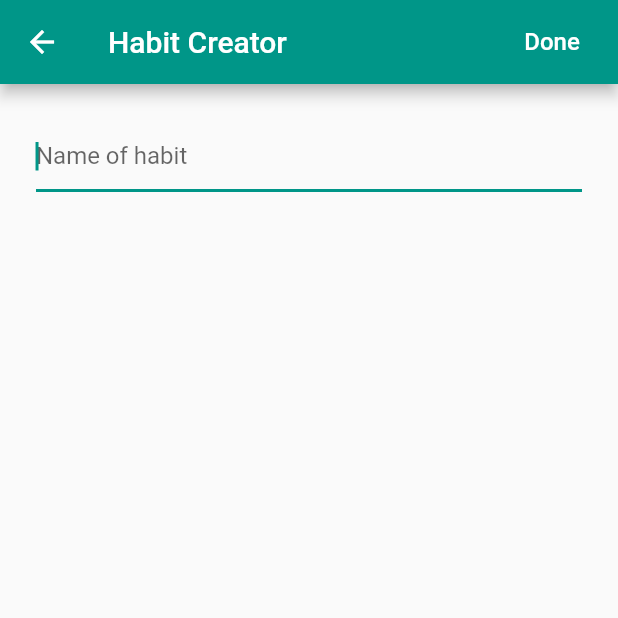
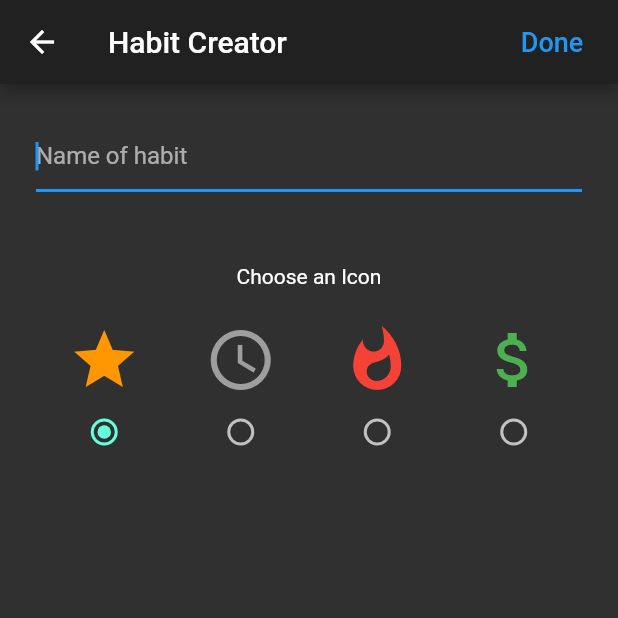
Before and after one commit to mobibyte/2020-spring-app-MobiHabitTracker, a Flutter app: the screen it shows after launch, after a tap on the "add" icon, on a phone screen of 412 x 824 dp, the top half of it. Run offline on Flutter 3.47's test engine with Material 2 defaults, Android fonts, the phone set to English and light mode, and no system bars; our stand-ins replace flutter_calendar_carousel, shared_preferences.

Commit message:
DARK THEMEE, able to choose icon

```diff
--- a/lib/Models/habit.dart
+++ b/lib/Models/habit.dart
@@ -1,16 +1,58 @@
-import 'dart:convert';
-
 import 'package:flutter/material.dart';
 
 class Habit {
   String name;
-  IconData icon;
+  Icon icon;
 
   Habit(this.name, {this.icon});
 
-  Habit.fromJson(Map<String, dynamic> json)
-      : name = json['name'],
-        icon = json['icon'];
+  Habit.fromJson(Map<String, dynamic> json) {
+    name = json['name'];
+    icon = iconFromString(json['icon']);
+  }
 
-  Map<String, dynamic> toJson() => {'name': name, 'icon': icon};
+  Map<String, dynamic> toJson() => {
+        'name': name,
+        'icon': iconToString(icon),
+      };
+
+  Icon iconFromString(String string) {
+    switch (string) {
+      case "star":
+        {
+          return Icon(Icons.star, color: Colors.orange, size: 36);
+        }
+      case "clock":
+        {
+          return Icon(Icons.access_time, color: Colors.grey, size: 36);
+        }
+      case "fire":
+        {
+          return Icon(Icons.whatshot, color: Colors.red, size: 36);
+        }
+      case "money":
+        {
+          return Icon(Icons.attach_money, color: Colors.green, size: 36);
+        }
+      default:
+        {
+          return Icon(Icons.star, color: Colors.orange, size: 36);
+        }
+    }
+  }
+
+  String iconToString(Icon icon) {
+    int codePoint = icon.icon.codePoint;
+    if (codePoint == Icons.star.codePoint) {
+      return "star";
+    } else if (codePoint == Icons.access_time.codePoint) {
+      return "clock";
+    } else if (codePoint == Icons.whatshot.codePoint) {
+      return "fire";
+    } else if (codePoint == Icons.attach_money.codePoint) {
+      return "money";
+    } else {
+      return "star";
+    }
+  }
 }
--- a/lib/Views/habit_creator.dart
+++ b/lib/Views/habit_creator.dart
@@ -10,7 +10,19 @@ class HabitCreator extends StatefulWidget {
 }
 
 class _HabitCreatorState extends State<HabitCreator> {
-  Habit _habit = Habit('');
+  Habit _habit;
+
+  @override
+  void initState() {
+    _habit = Habit(
+      '',
+      icon: Icon(
+        Icons.star,
+        color: Colors.orange,
+      ),
+    );
+  }
+
   @override
   Widget build(BuildContext context) {
     return Scaffold(
@@ -18,7 +30,7 @@ class _HabitCreatorState extends State<HabitCreator> {
         title: Text("Habit Creator"),
         actions: <Widget>[
           FlatButton(
-            textColor: Colors.white,
+            textColor: Colors.blue,
             shape: CircleBorder(
               side: BorderSide(
                 color: Colors.transparent,
@@ -27,7 +39,7 @@ class _HabitCreatorState extends State<HabitCreator> {
             child: Text(
               "Done",
               style: TextStyle(
-                fontSize: 16,
+                fontSize: 18,
               ),
             ),
             onPressed: () {
@@ -52,6 +64,102 @@ class _HabitCreatorState extends State<HabitCreator> {
                 hintText: "Name of habit",
               ),
             ),
+          ),
+          Padding(
+            padding: const EdgeInsets.only(top: 24.0),
+            child: Text("Choose an Icon"),
+          ),
+          Padding(
+            padding: const EdgeInsets.all(24.0),
+            child: Row(
+              mainAxisAlignment: MainAxisAlignment.spaceAround,
+              children: <Widget>[
+                Column(
+                  children: <Widget>[
+                    Icon(
+                      Icons.star,
+                      color: Colors.orange,
+                      size: 48,
+                    ),
+                    Radio(
+                      groupValue: _habit.icon.icon.codePoint,
+                      value: Icons.star.codePoint,
+                      onChanged: (value) {
+                        setState(() {
+                          _habit.icon = Icon(
+                            IconData(value),
+                            color: Colors.orange,
+                          );
+                        });
+                      },
+                    ),
+                  ],
+                ),
+                Column(
+                  children: <Widget>[
+                    Icon(
+                      Icons.access_time,
+                      color: Colors.grey,
+                      size: 48,
+                    ),
+                    Radio(
+                      groupValue: _habit.icon.icon.codePoint,
+                      value: Icons.access_time.codePoint,
+                      onChanged: (value) {
+                        setState(() {
+                          _habit.icon = Icon(
+                            IconData(value),
+                            color: Colors.grey,
+                          );
+                        });
+                      },
+                    ),
+                  ],
+                ),
+                Column(
+                  children: <Widget>[
+                    Icon(
+                      Icons.whatshot,
+                      color: Colors.red,
+                      size: 48,
+                    ),
+                    Radio(
+                      groupValue: _habit.icon.icon.codePoint,
+                      value: Icons.whatshot.codePoint,
+                      onChanged: (value) {
+                        setState(() {
+                          _habit.icon = Icon(
+                            IconData(value),
+                            color: Colors.red,
+                          );
+                        });
+                      },
+                    ),
+                  ],
+                ),
+                Column(
+                  children: <Widget>[
+                    Icon(
+                      Icons.attach_money,
+                      color: Colors.green,
+                      size: 48,
+                    ),
+                    Radio(
+                      groupValue: _habit.icon.icon.codePoint,
+                      value: Icons.attach_money.codePoint,
+                      onChanged: (value) {
+                        setState(() {
+                          _habit.icon = Icon(
+                            IconData(value),
+                            color: Colors.green,
+                          );
+                        });
+                      },
+                    ),
+                  ],
+                ),
+              ],
+            ),
           )
         ],
       ),
--- a/lib/Views/home.dart
+++ b/lib/Views/home.dart
@@ -51,9 +51,9 @@ class _HomeState extends State<Home> {
     List<String> habitList = prefs.getStringList('habits');
     if (habitList != null) {
       setState(() {
-        habits = habitList
-            .map((habitString) => Habit.fromJson(jsonDecode(habitString)))
-            .toList();
+        habits = habitList.map((habitString) {
+          return Habit.fromJson(jsonDecode(habitString));
+        }).toList();
       });
     }
   }
--- a/lib/main.dart
+++ b/lib/main.dart
@@ -10,18 +10,7 @@ class MyApp extends StatelessWidget {
     return MaterialApp(
       title: 'Mobi Habit Tracker',
       debugShowCheckedModeBanner: false,
-      theme: ThemeData(
-        // This is the theme of your application.
-        //
-        // Try running your application with "flutter run". You'll see the
-        // application has a blue toolbar. Then, without quitting the app, try
-        // changing the primarySwatch below to Colors.green and then invoke
-        // "hot reload" (press "r" in the console where you ran "flutter run",
-        // or simply save your changes to "hot reload" in a Flutter IDE).
-        // Notice that the counter didn't reset back to zero; the application
-        // is not restarted.
-        primarySwatch: Colors.teal,
-      ),
+      theme: ThemeData.dark(),
       home: Home(),
     );
   }
```
Also changed, not shown: lib/Widgets/habit_view.dart (+3 -6 lines).
